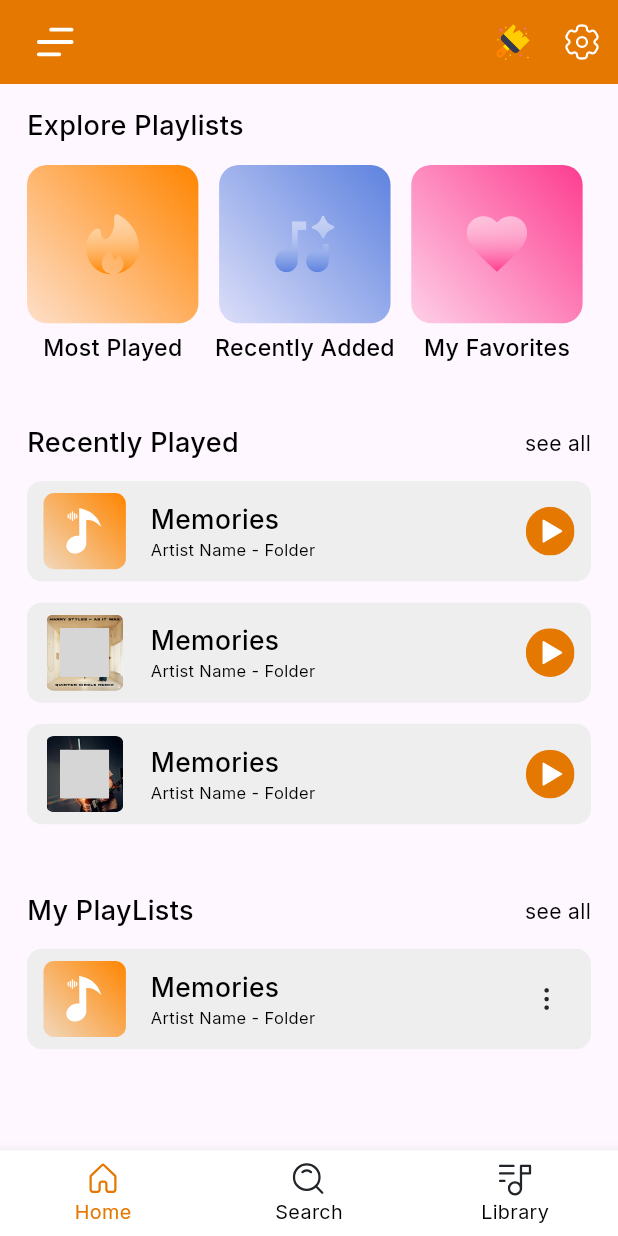
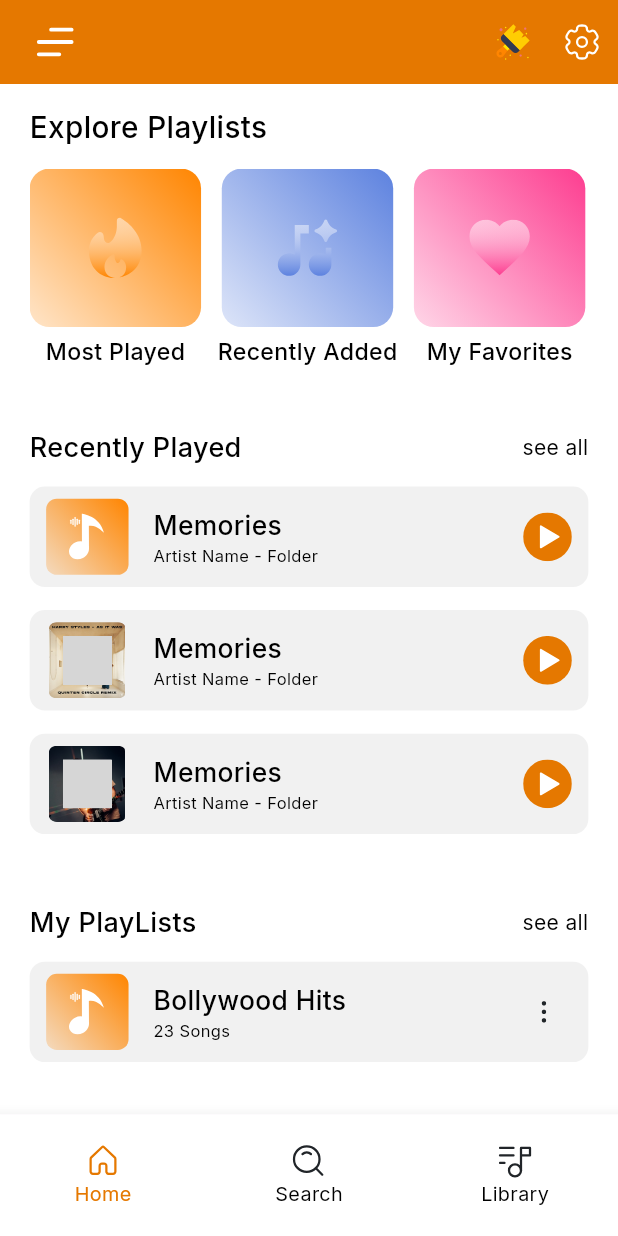
Before and after one commit to shubh8469-tech/music_player, a Flutter app: the DashboardScreen screen opened directly, on a phone screen of 412 x 824 dp. Run offline on Flutter 3.47's test engine with Material 3 defaults, Android fonts, the phone set to English and light mode, and no system bars; our stand-ins replace bloc, flutter_bloc, flutter_screenutil, flutter_svg; grey boxes are pictures that could not be loaded.

Commit message:
Updated dashboard and home screen

```diff
--- a/lib/main.dart
+++ b/lib/main.dart
@@ -53,7 +53,7 @@ class MyApp extends StatelessWidget {
             GlobalWidgetsLocalizations.delegate,
             GlobalCupertinoLocalizations.delegate,
           ],
-          home: EditSongDetailsScreen(),
+          home: DashboardScreen(),
         );
       },
     );
--- a/lib/screens/dashboard/dashboardScreen.dart
+++ b/lib/screens/dashboard/dashboardScreen.dart
@@ -2,6 +2,7 @@ import 'package:flutter/material.dart';
 import 'package:flutter_screenutil/flutter_screenutil.dart';
 import 'package:flutter_svg/svg.dart';
 import 'package:music_app/screens/tabs/home/homeScreen.dart';
+import 'package:music_app/screens/tabs/library/libraryScreen.dart';
 import 'package:music_app/themes/color.dart';
 
 import '../../generated/assets.dart';
@@ -16,6 +17,12 @@ class DashboardScreen extends StatefulWidget {
 
 class _DashboardScreenState extends State<DashboardScreen> {
   int currentIndex = 0;
+
+  List<Widget> screens = [
+    Homescreen(),
+    Center(child: Text('Search Screen')),
+    LibraryScreen()
+  ];
 
   @override
   Widget build(BuildContext context) {
@@ -39,8 +46,10 @@ class _DashboardScreenState extends State<DashboardScreen> {
           ),
         ],
       ),
-      body: Homescreen(),
-      bottomNavigationBar: BottomNavigationBar(
+      body: screens[currentIndex],
+      bottomNavigationBar: SizedBox(
+        height: 80.h,
+        child: BottomNavigationBar(
           selectedItemColor: AppColors.primaryOrange,
           unselectedItemColor: AppColors.black,
           selectedLabelStyle: TextStyle(
@@ -78,6 +87,7 @@ class _DashboardScreenState extends State<DashboardScreen> {
             ),
           ],
         ),
+      ),
     );
   }
 }
--- a/lib/screens/tabs/home/homeScreen.dart
+++ b/lib/screens/tabs/home/homeScreen.dart
@@ -28,14 +28,16 @@ class _HomescreenState extends State<Homescreen> {
   @override
   Widget build(BuildContext context) {
     return Scaffold(
+      backgroundColor: AppColors.white,
       body: Padding(
-        padding: EdgeInsets.symmetric(horizontal: 18, vertical: 15),
+        padding: EdgeInsets.symmetric(horizontal: 18.w, vertical: 15.h),
+        child: SingleChildScrollView(
           child: Column(
             crossAxisAlignment: CrossAxisAlignment.start,
             children: [
-            Texts('Explore Playlists', fontSize: 18, fontWeight: AppFontWeights.medium, fontFamily: AppFonts.inter),
+              Texts('Explore Playlists', fontSize: 18.sp, fontWeight: AppFontWeights.medium, fontFamily: AppFonts.inter),
 
-            SizedBox(height: 13),
+              SizedBox(height: 13.h),
 
               SingleChildScrollView(
                 scrollDirection: Axis.horizontal,
@@ -59,25 +61,25 @@ class _HomescreenState extends State<Homescreen> {
                 ),
               ),
 
-            SizedBox(height: 40),
+              SizedBox(height: 40.h),
 
               Row(
                 children: [
                   Texts('Recently Played', fontSize: 18, fontWeight: AppFontWeights.medium, fontFamily: AppFonts.inter),
                   Spacer(),
-                Texts('see all', fontSize: 14, fontWeight: AppFontWeights.regular, fontFamily: AppFonts.inter)
+                  Texts('see all', fontSize: 14, fontWeight: AppFontWeights.regular, fontFamily: AppFonts.inter),
                 ],
               ),
 
-            SizedBox(height: 5),
+              SizedBox(height: 5.h),
 
               Column(
                 children: List.generate(3, (index) {
                   return MusicListTile(
-                  margin: 7,
+                    margin: 7.w,
                     height: 66.h,
                     borderRadius: 10.r,
-                  backgroundColor: Colors.grey.shade200,
+                    backgroundColor: AppColors.musicTileBackgroundColor,
                     cardHeight: 50.h,
                     cardWidth: 50.w,
                     cardRadius: 7.r,
@@ -94,42 +96,43 @@ class _HomescreenState extends State<Homescreen> {
                     onTap: () => print("Tile tapped"),
                     onPlayTap: () => print("Play tapped"),
                   );
-              },),
+                }),
               ),
 
-            SizedBox(height: 38),
+              SizedBox(height: 38.h),
 
               Row(
                 children: [
                   Texts('My PlayLists', fontSize: 18, fontWeight: AppFontWeights.medium, fontFamily: AppFonts.inter),
                   Spacer(),
-                Texts('see all', fontSize: 14, fontWeight: AppFontWeights.regular, fontFamily: AppFonts.inter)
+                  Texts('see all', fontSize: 14, fontWeight: AppFontWeights.regular, fontFamily: AppFonts.inter),
                 ],
               ),
 
-            SizedBox(height: 5),
+              SizedBox(height: 5.h),
 
               MusicListTile(
-              margin: 7,
+                margin: 7.w,
                 height: 66.h,
                 borderRadius: 10.r,
-              backgroundColor: Colors.grey.shade200,
+                backgroundColor: AppColors.musicTileBackgroundColor,
                 cardHeight: 50.h,
                 cardWidth: 50.w,
                 cardRadius: 7.r,
                 gradientColors: [colors[0].withValues(alpha: 0.21), colors[0]],
                 cardIconAsset: Assets.svgMusicIcon,
                 cardIconSize: 32.r,
-              title: 'Memories',
-              subtitle: 'Artist Name - Folder',
+                title: 'Bollywood Hits',
+                subtitle: '23 Songs',
                 trailingIconAsset: Assets.svgMenuIcon,
                 trailingIconHeight: 15.h,
                 trailingIconWidth: 3.w,
                 trailingMargin: 10.w,
                 onTap: () => print("Tile tapped"),
                 onPlayTap: () => print("Play tapped"),
-            )
+              ),
             ],
+          ),
         ),
       ),
     );
--- /dev/null
+++ b/lib/screens/tabs/library/libraryScreen.dart
@@ -0,0 +1,15 @@
+import 'package:flutter/material.dart';
+
+class LibraryScreen extends StatefulWidget {
+  const LibraryScreen({super.key});
+
+  @override
+  State<LibraryScreen> createState() => _LibraryScreenState();
+}
+
+class _LibraryScreenState extends State<LibraryScreen> {
+  @override
+  Widget build(BuildContext context) {
+    return Scaffold();
+  }
+}
--- a/lib/themes/color.dart
+++ b/lib/themes/color.dart
@@ -6,6 +6,7 @@ class AppColors {
   static const Color mildBlue = Color(0xFF5D82DF);
   static const Color mildPink = Color(0xFFFD3D90);
   static const Color white = Color(0xFFFFFFFF);
+  static const Color musicTileBackgroundColor = Color(0xFFF1F1F1);
   static const Color black = Color(0xFF000000);
 
   /// Grey Shades
```
Lines whose indentation alone changed are shown as unchanged.
